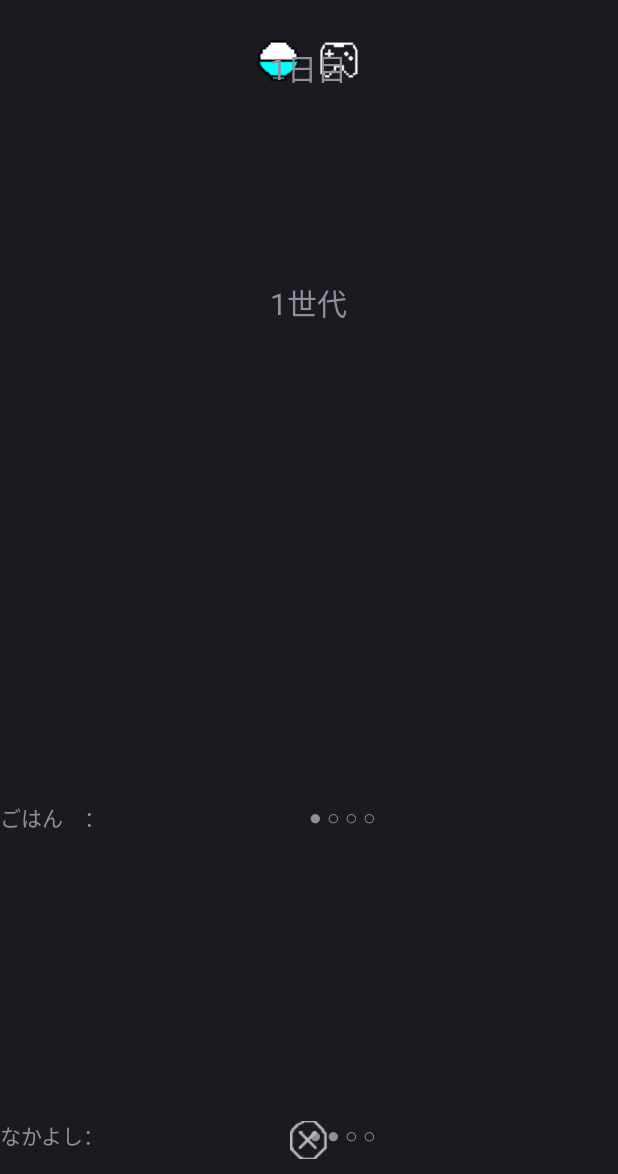
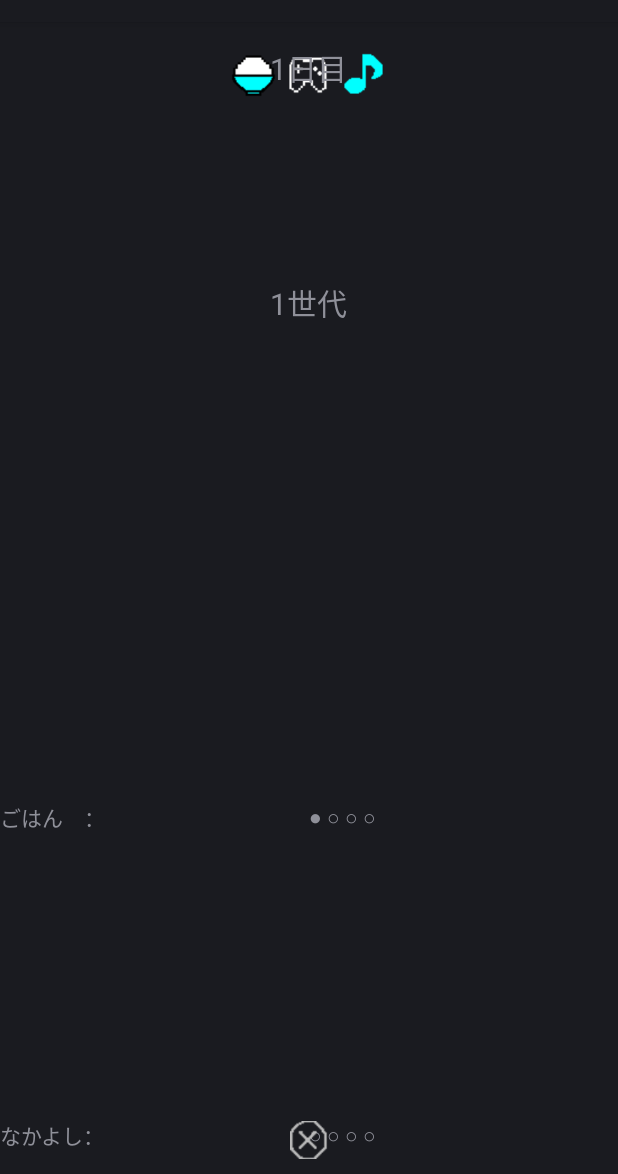
Before and after one commit to triprt/Watchcchi, an Android app: the StatusActivity screen opened directly, with no data from a screen before it, on a phone screen of 412 x 824 dp, the part 62-1236 px from its top. Run offline under Robolectric (Android 15) with nearby library versions, the phone set to English and light mode, and no system bars; plain views replace BoxInsetLayout.

Commit message:
アニメーション周り大改修

```diff
--- a/app/src/main/java/com/example/watchcchi/FriendShip.kt
+++ b/app/src/main/java/com/example/watchcchi/FriendShip.kt
@@ -18,8 +18,8 @@ class FriendShip constructor( _mainActivity: MainActivity)  {
         watchicchiApp = mainActivity.application as WatchicchiApp
         // 保存された値を取得 hungerLevel セット
         val pref = PreferenceManager.getDefaultSharedPreferences(mainActivity)
-        level = pref.getInt("friendshipLevel",3)
-        feedCount = pref.getInt("feedCount",1)
+        level = pref.getInt("friendshipLevel",0)
+        feedCount = pref.getInt("feedCount",0)
         println("friendshipLevelレベル取得 " + level)
         println("feedCount取得 " + feedCount)
     }
@@ -40,14 +40,14 @@ class FriendShip constructor( _mainActivity: MainActivity)  {
 
         // 6回餌をあげて、レベルが6でない時は
         // 1足して餌あげた回数をリセットする
-        if(feedCount == 6 && level < 6){
+        if(feedCount == FULL_HUNGER_LEVEL && level < FULL_FRIENDSHIP_LEVEL){
             level += 1
             feedCount = 0
             println("仲良し度 プラス " + level)
 
         }
         // 6になったら進化する
-        if(level == 4) {
+        if(level == FULL_FRIENDSHIP_LEVEL) {
             // 次にMainActivityが開かれた際に進化を実行するので
             // レベルだけあげておく
             watchicchiApp.getWatchicchi().nextEvolveLevel()
@@ -67,9 +67,9 @@ class FriendShip constructor( _mainActivity: MainActivity)  {
     }
 
     // 画面に表示させる
-    fun getOnakaText():String{
+    fun getFriendShipText():String{
         return when(level){
-            in 4..6 -> "● ● ● ●"
+            in 4..FULL_FRIENDSHIP_LEVEL -> "● ● ● ●"
             3 -> "● ● ● ○"
             2 -> "● ● ○ ○"
             1 -> "● ○ ○ ○"
--- a/app/src/main/java/com/example/watchcchi/StatusActivity.kt
+++ b/app/src/main/java/com/example/watchcchi/StatusActivity.kt
@@ -4,6 +4,7 @@ import android.app.Activity
 import android.content.Context
 import android.content.Intent
 import android.os.Bundle
+import android.preference.PreferenceManager
 import android.widget.Button
 import android.widget.ImageButton
 import android.widget.TextView
@@ -22,12 +23,14 @@ class StatusActivity : Activity() {
 
         setContentView(R.layout.activity_status)
         setTapEvent()
+        setImageButton()
     }
 
     // viewDidAppear的なの
     override fun onResume() {
         super.onResume()
         setupText()
+
     }
 
 
@@ -41,7 +44,22 @@ class StatusActivity : Activity() {
         val onakaTextView =  findViewById<TextView>(R.id.onaka)
         onakaTextView.text = watchicchiApp.getWatchicchi().getOnakaText()
         val nakayoshiTextView =  findViewById<TextView>(R.id.nakayoshi)
-        nakayoshiTextView.text = watchicchiApp.getWatchicchi().getNakayoshiText()
+        nakayoshiTextView.text = watchicchiApp.getWatchicchi().getFriendShipText()
+    }
+
+    // ボタン画像セット
+    private fun setImageButton(){
+        val soundButton =  findViewById<ImageButton>(R.id.sound)
+        if(isSoundOn()){
+            soundButton.setBackgroundResource(R.drawable.sound_on)
+        }else{
+            soundButton.setBackgroundResource(R.drawable.sound_off)
+        }
+    }
+    // 音鳴らすかを取得
+    private fun isSoundOn():Boolean{
+        val pref = PreferenceManager.getDefaultSharedPreferences(this)
+        return pref.getBoolean("isSoundOn",false)
     }
 
     // ボタン押した時の処理
@@ -58,6 +76,18 @@ class StatusActivity : Activity() {
             // ゲーム開始
 
         }
+        val soundButton =  findViewById<ImageButton>(R.id.sound)
+        soundButton.setOnClickListener {
+            // 音のON/Off切り替え
+            val pref = PreferenceManager.getDefaultSharedPreferences(this)
+            val editor = pref.edit()
+            editor.putBoolean("isSoundOn", !pref.getBoolean("isSoundOn",true))
+            editor.apply()
+            // 画像切り替え
+            setImageButton()
+
+        }
+
         val backButton =  findViewById<ImageButton>(R.id.back_button)
         backButton.setOnClickListener {
             // もとの画面に戻る
--- a/app/src/main/java/com/example/watchcchi/Watchcchi.kt
+++ b/app/src/main/java/com/example/watchcchi/Watchcchi.kt
@@ -11,9 +11,6 @@ import android.preference.PreferenceManager
 import android.widget.ImageButton
 import androidx.lifecycle.lifecycleScope
 import java.lang.Thread.sleep
-
-
-
 
 class Watchcchi constructor(_watchicchiApp:WatchicchiApp) {
     // sharePrefのために渡す
@@ -124,6 +121,14 @@ class Watchcchi constructor(_watchicchiApp:WatchicchiApp) {
         if (evolveLevel == WatchicchiApp.EvolveLevel.NIWATORI_LAY_EGG){
             watchicchiApp.getWatchicchiInfo().plusGeneration()
         }
+        // 進化レベル保存
+        val pref = PreferenceManager.getDefaultSharedPreferences(mainActivity)
+        val editor = pref.edit()
+        editor.putInt ("evolveLevel", evolveLevel.id)
+        editor.apply()
+
+        // ボタン表示非表示切り替え
+        mainActivity?.changeStatusButtonVisibility()
     }
 
     // 状態取得
@@ -144,8 +149,8 @@ class Watchcchi constructor(_watchicchiApp:WatchicchiApp) {
         return hunger.getOnakaText()
     }
 
-    fun getNakayoshiText():String{
-        return friendShip.getOnakaText()
+    fun getFriendShipText():String{
+        return friendShip.getFriendShipText()
     }
 
     // ご飯をあげる処理
--- a/app/src/main/res/layout/activity_status.xml
+++ b/app/src/main/res/layout/activity_status.xml
@@ -12,7 +12,7 @@
         android:layout_width="match_parent"
         android:layout_height="match_parent"
         android:orientation="horizontal"
-        android:paddingTop="10dp"
+        android:paddingTop="20dp"
         android:gravity="center|top">
 
         <ImageButton
@@ -20,7 +20,7 @@
             android:layout_width="30dp"
             android:layout_height="30dp"
             android:background="@drawable/rice"
-            android:layout_marginHorizontal="5dp"
+            android:layout_marginHorizontal="3dp"
 
             />
         <ImageButton
@@ -28,7 +28,14 @@
             android:layout_width="30dp"
             android:layout_height="30dp"
             android:background="@drawable/game"
-            android:layout_marginHorizontal="5dp"
+            android:layout_marginHorizontal="3dp"
+            />
+        <ImageButton
+            android:id="@+id/sound"
+            android:layout_width="30dp"
+            android:layout_height="30dp"
+            android:background="@drawable/sound_on"
+            android:layout_marginHorizontal="3dp"
             />
     </LinearLayout>
 
```
Also changed, not shown: app/src/main/java/com/example/watchcchi/AnimationManager.kt (+65 -22 lines), app/src/main/java/com/example/watchcchi/EatActivity.kt (+38 -11 lines), app/src/main/java/com/example/watchcchi/Hunger.kt (+6 -6 lines), app/src/main/java/com/example/watchcchi/MainActivity.kt (+31 -11 lines), app/src/main/java/com/example/watchcchi/WatchicchiApp.kt (+23 -1 lines), app/src/main/res/drawable/sound_off.png (added), app/src/main/res/drawable/sound_on.png (added).
